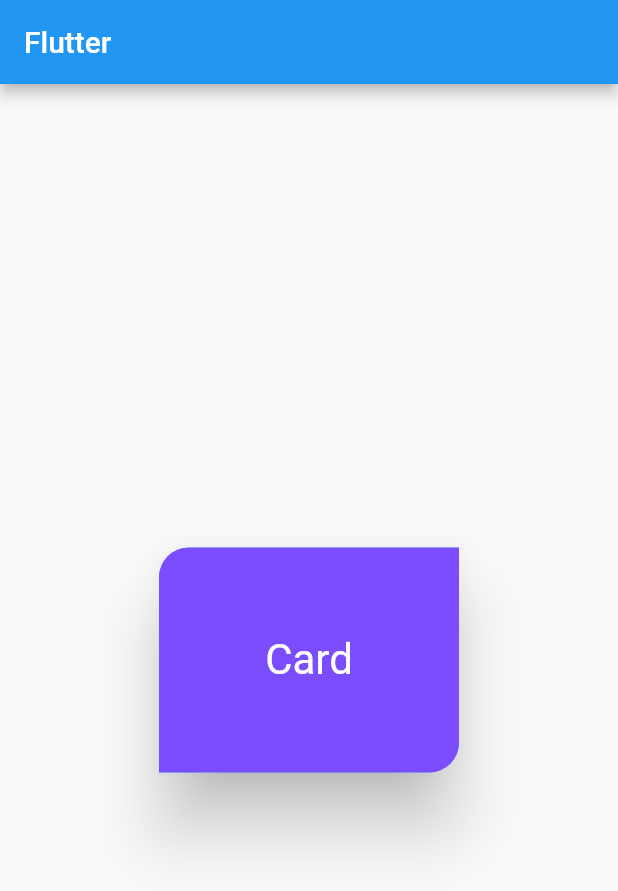
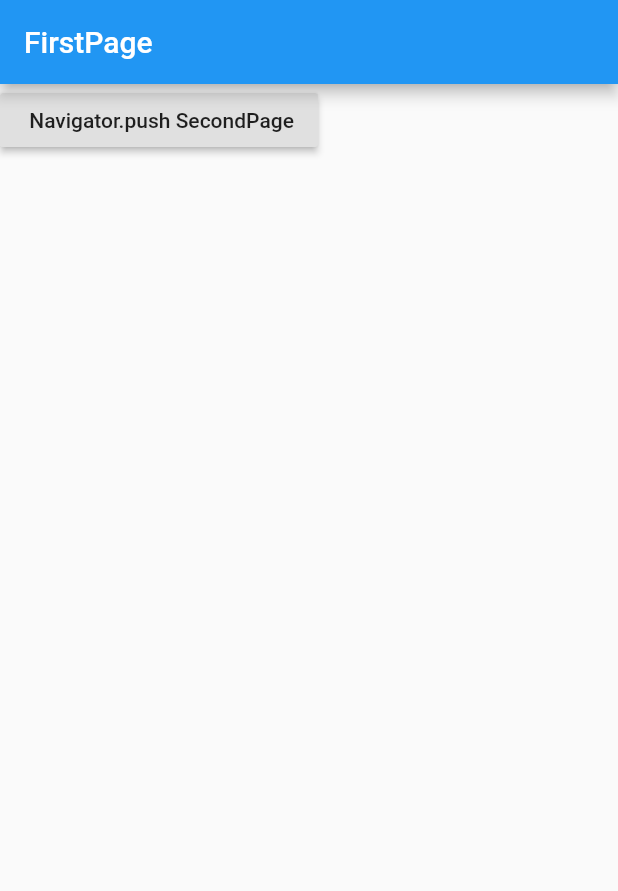
Before and after one commit to kaina404/flutterDemo, a Flutter app: the screen it shows after launch, on a phone screen of 412 x 824 dp. Shown: the top 891 px of the screen. Run offline on Flutter 3.47's test engine with Material 2 defaults, Android fonts, the phone set to English and light mode, and no system bars.

Commit message:
Flutter打开返回页面

```diff
--- a/lib/FlutterApp.dart
+++ b/lib/FlutterApp.dart
@@ -16,6 +16,7 @@ import 'package:flutter_app/widgets/FlutterGridView.dart';
 import 'package:flutter_app/projectDemo/DouBanDemo.dart';
 import 'package:flutter_app/test/ContainerTestWidget.dart';
 import 'package:flutter_app/widgets/FlutterCardWidget.dart';
+import 'package:flutter_app/router/FlutterRouter.dart';
 class FlutterApp extends StatelessWidget {
   @override
   Widget build(BuildContext context) {
@@ -30,7 +31,7 @@ class FlutterApp extends StatelessWidget {
         ),
         body: SafeArea(
             child: Container(
-          child: FlutterCardWidget(),
+          child: FirstPage(),
           alignment: Alignment.center,
         )),
       ),
--- a/lib/main.dart
+++ b/lib/main.dart
@@ -1,9 +1,12 @@
 import 'package:flutter/material.dart';
 import 'package:flutter_app/FlutterApp.dart';
 import 'package:flutter_app/widgets/FlutterPopupMenuButton.dart';
+import 'package:flutter_app/router/FlutterRouter.dart';
 
-void main() => runApp(FlutterApp());
-
+void main() => runApp(MaterialApp(
+      title: 'Router Demo',
+      home: FirstPage(),
+    ));
 
 class MyApp extends StatelessWidget {
   // This widget is the root of your application.
--- /dev/null
+++ b/lib/router/FlutterRouter.dart
@@ -0,0 +1,39 @@
+import 'package:flutter/material.dart';
+
+class FirstPage extends StatelessWidget {
+  @override
+  Widget build(BuildContext context) {
+    return Scaffold(
+      appBar: AppBar(
+        title: Text('FirstPage'),
+      ),
+      body: SafeArea(
+          child: RaisedButton(
+              child: Text(" Navigator.push SecondPage"),
+              onPressed: () {
+                Navigator.push(context, MaterialPageRoute(builder: (context) {
+                  return SecondPage();
+                }));
+              })),
+    );
+  }
+}
+
+class SecondPage extends StatelessWidget {
+  @override
+  Widget build(BuildContext context) {
+    return Scaffold(
+      appBar: AppBar(
+        title: Text('SecondPage'),
+      ),
+      body: SafeArea(
+          child: RaisedButton(
+              child: Text(" Navigator.pop SecondPage"),
+              onPressed: () {
+                Navigator.pop(context, MaterialPageRoute(builder: (context) {
+                  return SecondPage();
+                }));
+              })),
+    );
+  }
+}
```
